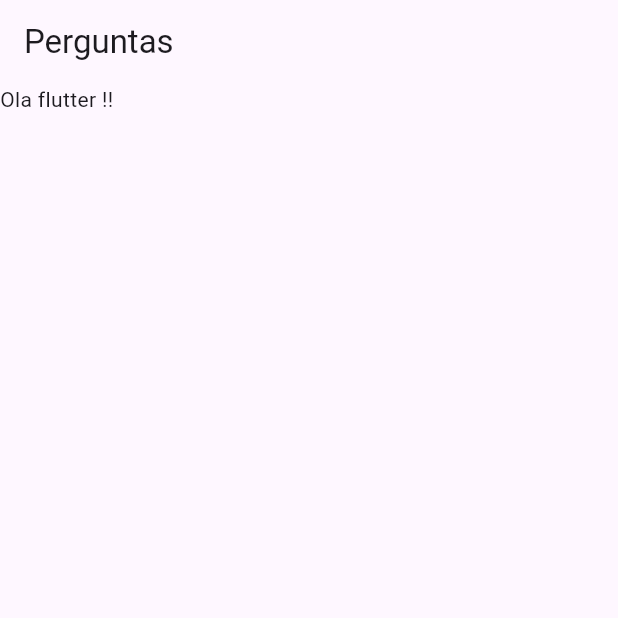
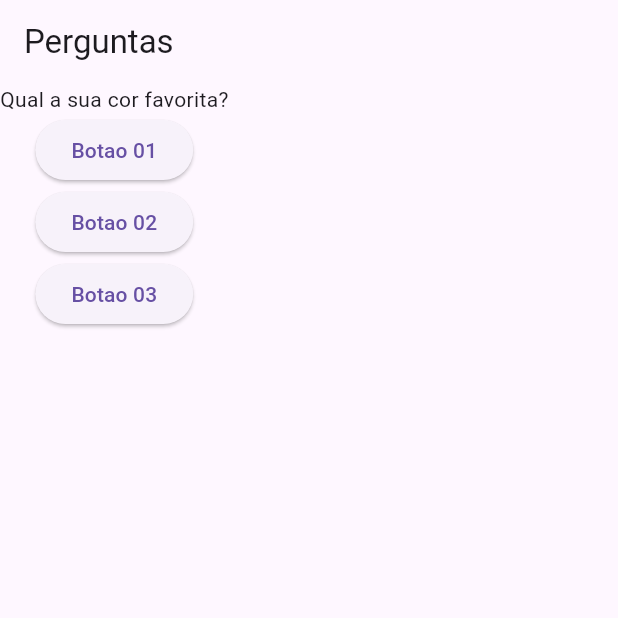
Before and after one commit to DanielSiilva/quiz-in-flutter-app, a Flutter app: the screen it shows after launch, on a phone screen of 412 x 824 dp, the top half of it. Run offline on Flutter 3.47's test engine with Material 3 defaults, Android fonts, the phone set to English and light mode, and no system bars.

Commit message:
entendo como passar funcoes, renderizar varios elementos  com o column e evento onpress no botoao

```diff
--- a/quiz_app/lib/main.dart
+++ b/quiz_app/lib/main.dart
@@ -3,14 +3,38 @@ import 'package:flutter/material.dart';
 main() => runApp(PerguntaApp());
 
 class PerguntaApp extends StatelessWidget {
+  void responder() {
+    print('Pergunta respondida');
+  }
+
   @override
+  final List<String> perguntas = [
+    'Qual a sua cor favorita?',
+    'Qual a sua linguagem de programacao favorita?'
+  ];
   Widget build(BuildContext context) {
     return MaterialApp(
       home: Scaffold(
         appBar: AppBar(
           title: Text('Perguntas'),
         ),
-        body: Text('Ola flutter !!'),
+        body: Column(
+          children: <Widget>[
+            Text(perguntas[0]),
+            ElevatedButton(
+              child: Text('Botao 01'),
+              onPressed: responder,
+            ),
+            ElevatedButton(
+              child: Text('Botao 02'),
+              onPressed: () {
+                print('Resposta 02');
+              },
+            ),
+            ElevatedButton(
+                child: Text('Botao 03'), onPressed: () => print('Funcao 03'))
+          ],
+        ),
       ),
     );
   }
```
Also changed, not shown: 1 other file.
